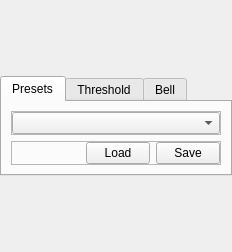
Above: Modules/QmitkExt/QmitkTransferFunctionGeneratorWidget.ui from MITK/MITK before the change. Below: the same form after it.
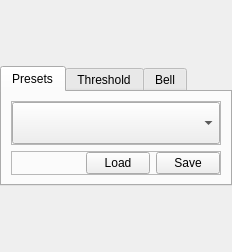
That is the form after the change. Icons and pictures are not drawn. Custom widgets are drawn as their Qt base class.

Commit message: FIX (#3354): changed maximum vert. size of TransferFunctionGeneratorWidget to 120

```diff
--- a/Modules/QmitkExt/QmitkTransferFunctionGeneratorWidget.ui
+++ b/Modules/QmitkExt/QmitkTransferFunctionGeneratorWidget.ui
@@ -46,7 +46,7 @@
      <property name="maximumSize">
       <size>
        <width>16777215</width>
-       <height>100</height>
+       <height>120</height>
       </size>
      </property>
      <property name="toolTip">
```
